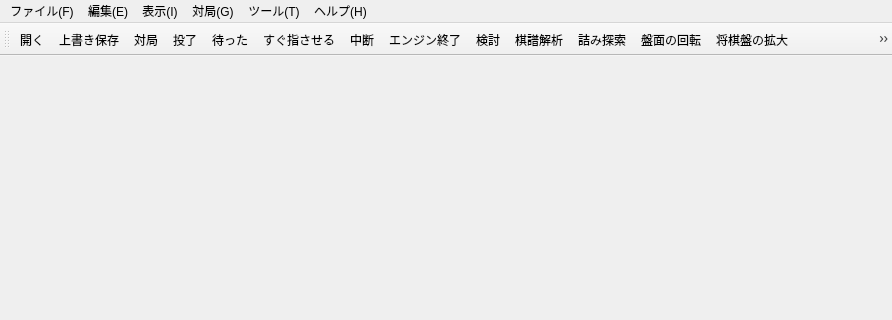
First picture: the form in ui/mainwindow.ui, repository hnakada123/ShogiBoardQ, before the edit; both pictures show x 0 to 892 and y 0 to 320 of the 892 by 600 pixel window.
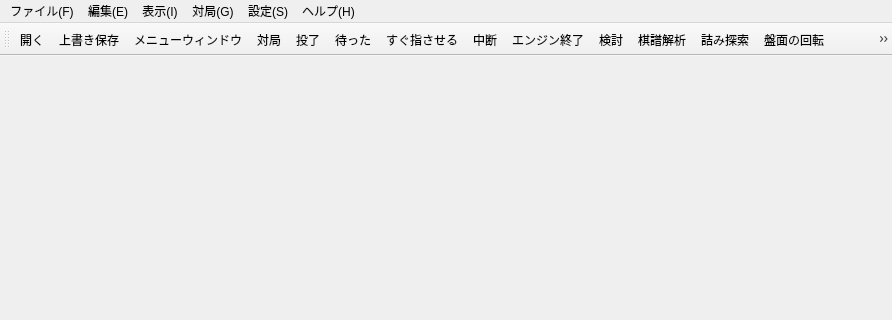
Second picture: the form after the edit. Icons and pictures are not drawn.

Commit message:
メニュー画像追加
メニュー画像追加

```diff
--- a/ui/mainwindow.ui
+++ b/ui/mainwindow.ui
@@ -107,9 +107,9 @@
     <addaction name="actionTsumeShogiSearch"/>
     <addaction name="separator"/>
    </widget>
-   <widget class="QMenu" name="Tool">
+   <widget class="QMenu" name="Setting">
     <property name="title">
-     <string>ツール(T)</string>
+     <string>設定(S)</string>
     </property>
     <addaction name="actionEngineSettings"/>
     <addaction name="separator"/>
@@ -136,7 +136,7 @@
    <addaction name="Edit"/>
    <addaction name="Display"/>
    <addaction name="Game"/>
-   <addaction name="Tool"/>
+   <addaction name="Setting"/>
    <addaction name="Help"/>
   </widget>
   <widget class="QStatusBar" name="statusbar"/>
@@ -152,6 +152,7 @@
    </attribute>
    <addaction name="actionOpenKifuFile"/>
    <addaction name="actionSave"/>
+   <addaction name="actionMenu"/>
    <addaction name="actionStartGame"/>
    <addaction name="actionResign"/>
    <addaction name="actionUndoMove"/>
@@ -758,6 +759,20 @@
     <string>定跡ウィンドウ</string>
    </property>
   </action>
+  <action name="actionMenu">
+   <property name="icon">
+    <iconset resource="../resources/shogiboardq.qrc">
+     <normaloff>:/images/icons/menu.png</normaloff>:/images/icons/menu.png</iconset>
+   </property>
+   <property name="text">
+    <string>メニューウィンドウ</string>
+   </property>
+  </action>
+  <action name="action_2">
+   <property name="text">
+    <string>棋譜解析設定</string>
+   </property>
+  </action>
  </widget>
  <resources>
   <include location="../resources/shogiboardq.qrc"/>
```
Left out of the diff: 8 changed lines with no effect on the pictures. The commit also changes 2 other files.
